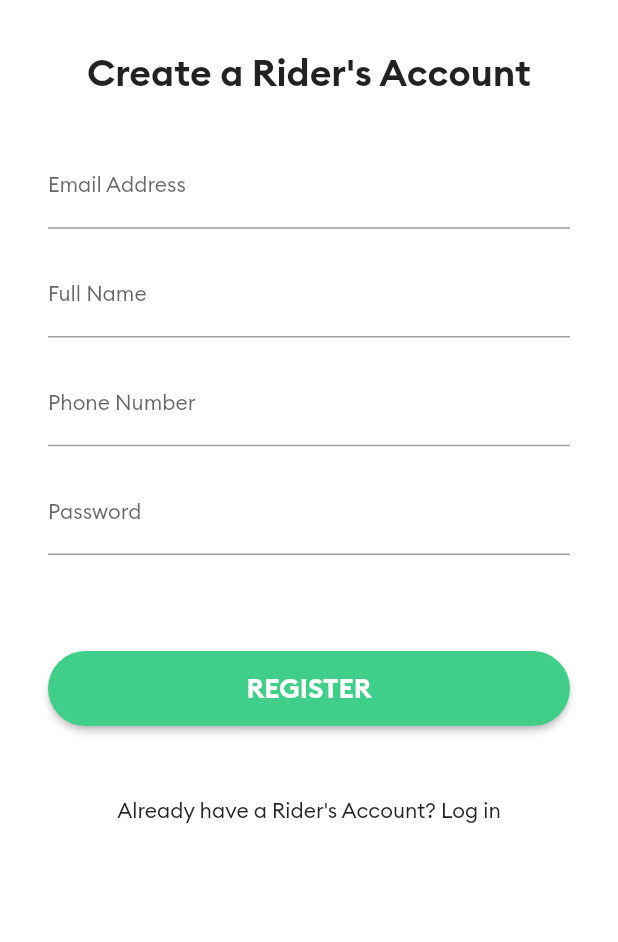
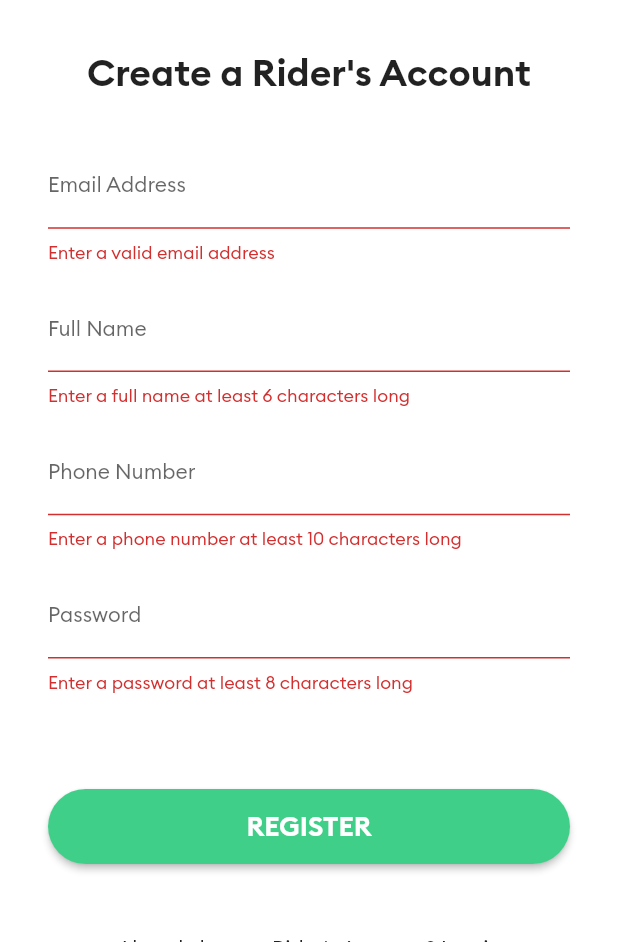
Before and after one commit to kayzkenny/cab_rider, a Flutter app: the screen it shows after launch, after a tap on "REGISTER", on a phone screen of 412 x 824 dp, the part 294-1236 px from its top. Run offline on Flutter 3.47's test engine with Material 2 defaults, Android fonts, the phone set to English and light mode, and no system bars; our stand-ins replace firebase_auth, firebase_core, firebase_database; accounts and stored records are empty.

```diff
--- a/lib/screens/registration_page.dart
+++ b/lib/screens/registration_page.dart
@@ -1,14 +1,53 @@
 import 'package:cab_rider/screens/brand_colors.dart';
 import 'package:cab_rider/screens/login_page.dart';
 import 'package:cab_rider/widgets/taxi_button.dart';
+import 'package:firebase_auth/firebase_auth.dart';
 import 'package:flutter/material.dart';
 
 class RegistrationPage extends StatelessWidget {
   static const id = 'register';
 
+  final _auth = FirebaseAuth.instance;
+  final scaffoldKey = GlobalKey<ScaffoldState>();
+  final formKey = GlobalKey<FormState>();
+  final fullNameController = TextEditingController();
+  final phoneController = TextEditingController();
+  final emailController = TextEditingController();
+  final passwordController = TextEditingController();
+
+  void showSnackbar(String title) {
+    final snackbar = SnackBar(
+      content: Text(
+        title,
+        textAlign: TextAlign.center,
+        style: TextStyle(fontSize: 15),
+      ),
+    );
+    scaffoldKey.currentState.showSnackBar(snackbar);
+  }
+
+  Future<void> registerUser() async {
+    try {
+      UserCredential userCredential =
+          await _auth.createUserWithEmailAndPassword(
+        email: emailController.text.trim(),
+        password: passwordController.text.trim(),
+      );
+    } on FirebaseAuthException catch (e) {
+      if (e.code == 'weak-password') {
+        print('The password provided is too weak.');
+      } else if (e.code == 'email-already-in-use') {
+        print('The account already exists for that email.');
+      }
+    } catch (e) {
+      print(e);
+    }
+  }
+
   @override
   Widget build(BuildContext context) {
     return Scaffold(
+      key: scaffoldKey,
       backgroundColor: Colors.white,
       body: SafeArea(
         child: SingleChildScrollView(
@@ -33,9 +72,16 @@ class RegistrationPage extends StatelessWidget {
                 ),
               ),
               SizedBox(height: 32),
-              Column(
+              Form(
+                key: formKey,
+                child: Column(
                   children: [
-                  TextField(
+                    TextFormField(
+                      controller: emailController,
+                      validator: (value) =>
+                          value.isEmpty || !value.contains('@')
+                              ? 'Enter a valid email address'
+                              : null,
                       keyboardType: TextInputType.emailAddress,
                       decoration: InputDecoration(
                         labelText: 'Email Address',
@@ -52,7 +98,11 @@ class RegistrationPage extends StatelessWidget {
                       ),
                     ),
                     SizedBox(height: 16),
-                  TextField(
+                    TextFormField(
+                      controller: fullNameController,
+                      validator: (value) => value.length < 8
+                          ? 'Enter a full name at least 6 characters long'
+                          : null,
                       keyboardType: TextInputType.text,
                       decoration: InputDecoration(
                         labelText: 'Full Name',
@@ -69,7 +119,11 @@ class RegistrationPage extends StatelessWidget {
                       ),
                     ),
                     SizedBox(height: 16),
-                  TextField(
+                    TextFormField(
+                      controller: phoneController,
+                      validator: (value) => value.length < 8
+                          ? 'Enter a phone number at least 10 characters long'
+                          : null,
                       keyboardType: TextInputType.phone,
                       decoration: InputDecoration(
                         labelText: 'Phone Number',
@@ -86,7 +140,11 @@ class RegistrationPage extends StatelessWidget {
                       ),
                     ),
                     SizedBox(height: 16),
-                  TextField(
+                    TextFormField(
+                      controller: passwordController,
+                      validator: (value) => value.length < 8
+                          ? 'Enter a password at least 8 characters long'
+                          : null,
                       obscureText: true,
                       decoration: InputDecoration(
                         labelText: 'Password',
@@ -104,11 +162,16 @@ class RegistrationPage extends StatelessWidget {
                     ),
                   ],
                 ),
+              ),
               SizedBox(height: 64),
               TaxiButton(
                 title: 'REGISTER',
                 color: BrandColors.colorGreen,
-                onPressed: () {},
+                onPressed: () async {
+                  if (formKey.currentState.validate()) {
+                    await registerUser();
+                  }
+                },
               ),
               SizedBox(height: 32),
               FlatButton(
```
Lines whose indentation alone changed are shown as unchanged.
